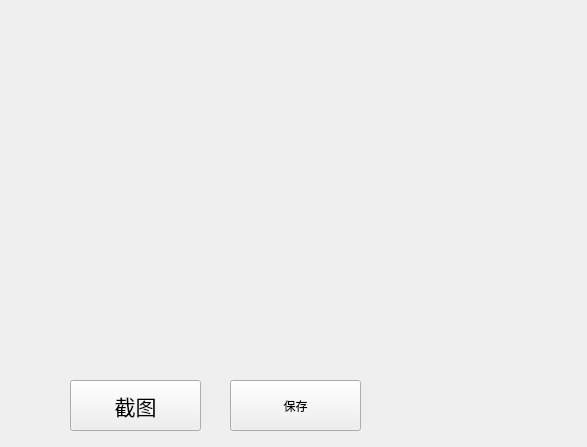
Qt form ZooFence_Pi/page10.ui (Isabella98Liu/ZooFence_RaspberryPi) before a commit.
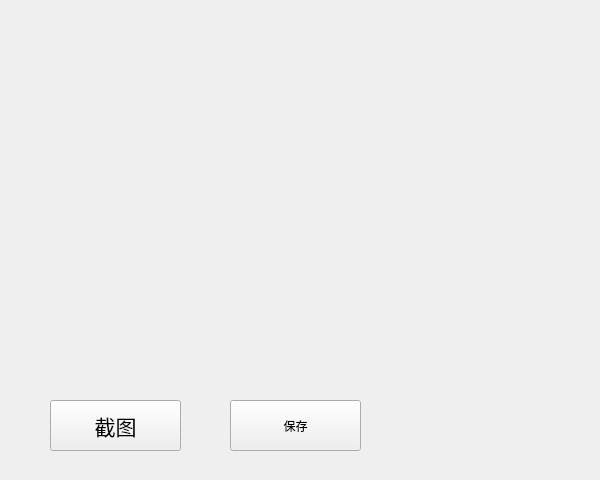
The same form after that commit. Icons and pictures are not drawn.

```diff
--- a/ZooFence_Pi/page10.ui
+++ b/ZooFence_Pi/page10.ui
@@ -6,8 +6,8 @@
    <rect>
     <x>0</x>
     <y>0</y>
-    <width>587</width>
-    <height>447</height>
+    <width>600</width>
+    <height>480</height>
    </rect>
   </property>
   <property name="windowTitle">
@@ -16,8 +16,8 @@
   <widget class="QPushButton" name="pushButton">
    <property name="geometry">
     <rect>
-     <x>70</x>
-     <y>380</y>
+     <x>50</x>
+     <y>400</y>
      <width>131</width>
      <height>51</height>
     </rect>
@@ -51,7 +51,7 @@
    <property name="geometry">
     <rect>
      <x>230</x>
-     <y>380</y>
+     <y>400</y>
      <width>131</width>
      <height>51</height>
     </rect>
```
